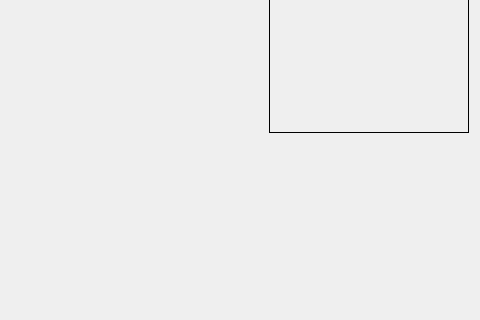
Old version of the form StereoVision/widgetmeasonline.ui in the repository dzikipasterz/StareoVision; both pictures show x 381 to 861 and y 224 to 544 of the 861 by 681 pixel window.
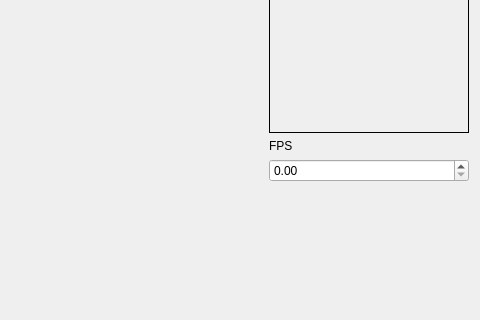
New version of the form.

```diff
--- a/StereoVision/widgetmeasonline.ui
+++ b/StereoVision/widgetmeasonline.ui
@@ -221,6 +221,23 @@
          </property>
         </widget>
        </item>
+       <item>
+        <widget class="QLabel" name="label_6">
+         <property name="text">
+          <string>FPS</string>
+         </property>
+        </widget>
+       </item>
+       <item>
+        <widget class="QDoubleSpinBox" name="doubleSpinBoxFPS">
+         <property name="maximumSize">
+          <size>
+           <width>200</width>
+           <height>26</height>
+          </size>
+         </property>
+        </widget>
+       </item>
        <item>
         <spacer name="verticalSpacer">
          <property name="orientation">
```
